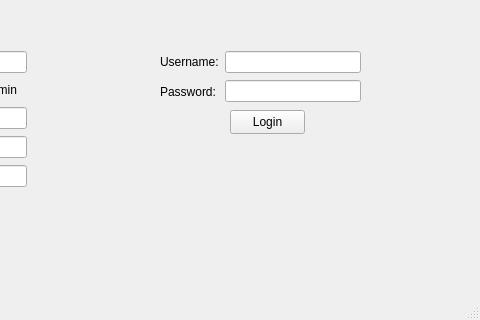
Before: the Qt Designer form loginWindow.ui in MrCooperGit/Assessment-2_Library-Management-System, drawn with Qt 5; both pictures show x 320 to 800 and y 280 to 600 of the 800 by 600 pixel window.
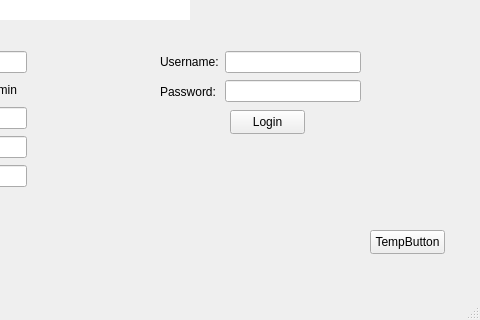
After: the same form once the commit is applied.

Commit message: drafted layout screens

```diff
--- a/loginWindow.ui
+++ b/loginWindow.ui
@@ -23,6 +23,9 @@
       <height>24</height>
      </rect>
     </property>
+    <property name="cursor">
+     <cursorShape>PointingHandCursor</cursorShape>
+    </property>
     <property name="text">
      <string>Login</string>
     </property>
@@ -39,6 +42,9 @@
     <property name="layoutDirection">
      <enum>Qt::LeftToRight</enum>
     </property>
+    <property name="styleSheet">
+     <string notr="true">background-color: rgb(255, 255, 255);</string>
+    </property>
     <property name="text">
      <string/>
     </property>
@@ -96,11 +102,14 @@
       <height>24</height>
      </rect>
     </property>
+    <property name="cursor">
+     <cursorShape>PointingHandCursor</cursorShape>
+    </property>
     <property name="text">
      <string>Register</string>
     </property>
    </widget>
-   <widget class="QWidget" name="">
+   <widget class="QWidget" name="layoutWidget">
     <property name="geometry">
      <rect>
       <x>140</x>
@@ -189,6 +198,19 @@
      </item>
     </layout>
    </widget>
+   <widget class="QPushButton" name="pushButton_temp">
+    <property name="geometry">
+     <rect>
+      <x>690</x>
+      <y>510</y>
+      <width>75</width>
+      <height>24</height>
+     </rect>
+    </property>
+    <property name="text">
+     <string>TempButton</string>
+    </property>
+   </widget>
   </widget>
   <widget class="QMenuBar" name="menubar">
    <property name="geometry">
```
The commit also changes 23 other files.
